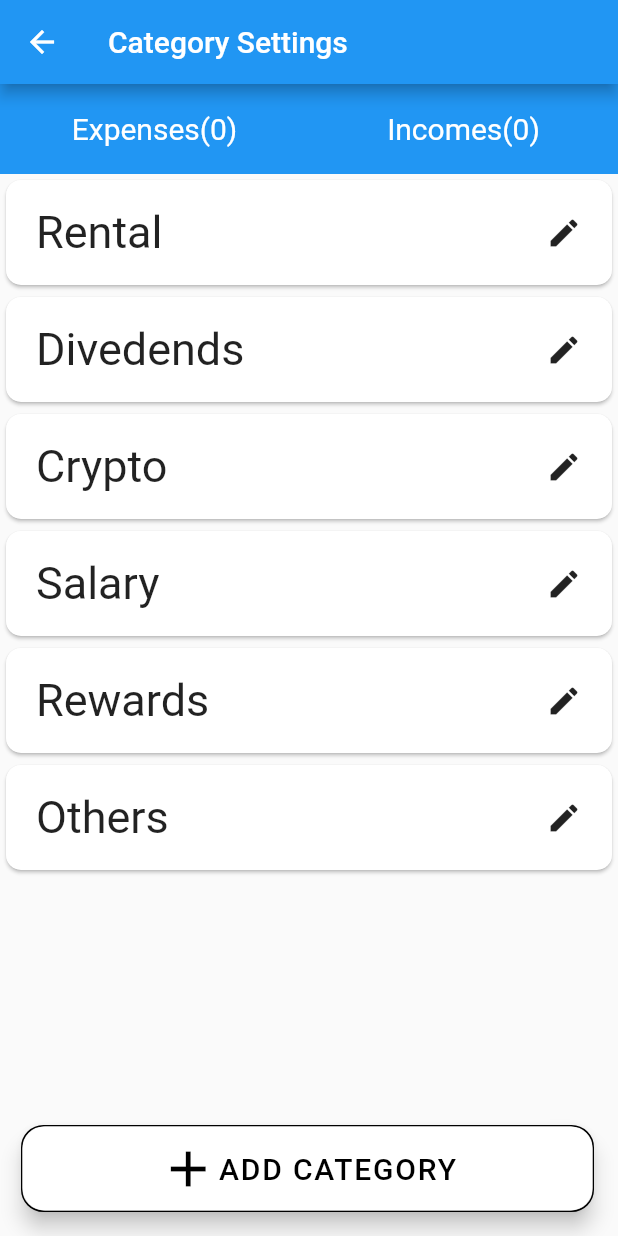
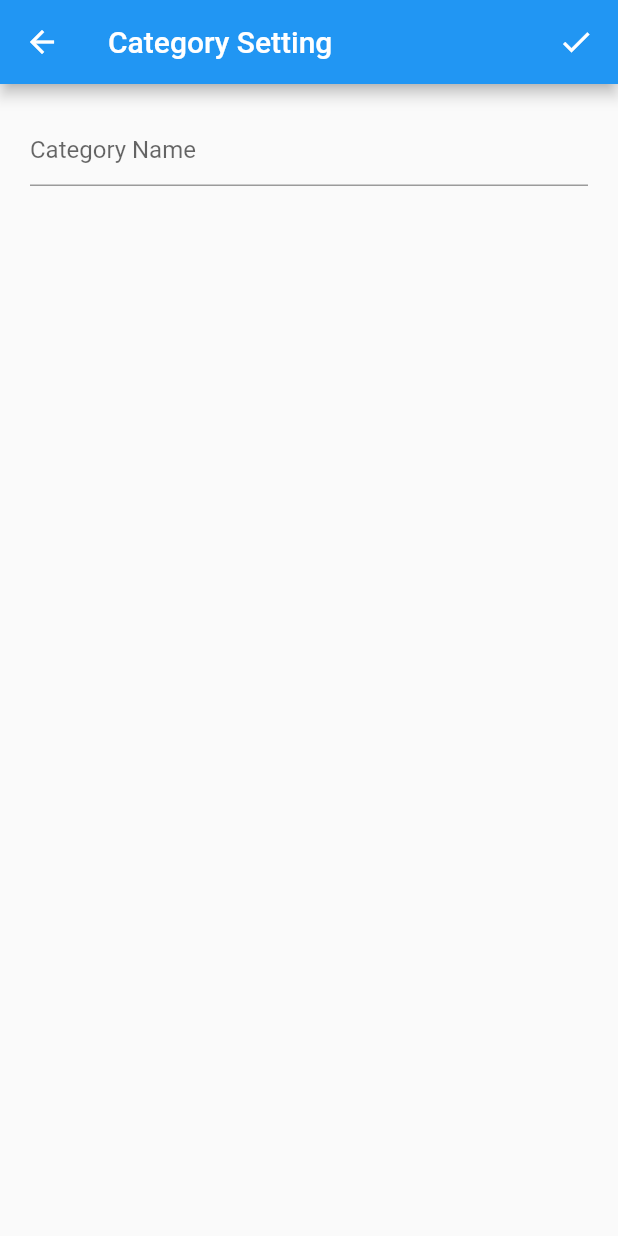
Before and after one commit to SanjilSaurav/budget_app, a Flutter app: the CategorySetting screen opened by its route, after a tap on "ADD CATEGORY", on a phone screen of 412 x 824 dp. Run offline on Flutter 3.47's test engine with Material 2 defaults, Android fonts, the phone set to English and light mode, and no system bars.

Commit message:
Created add_category screen.

```diff
--- a/lib/main.dart
+++ b/lib/main.dart
@@ -4,6 +4,7 @@ import 'package:budget_app/screens/add_expense_income.dart';
 import 'screens/routing.dart' as routing;
 import 'screens/home_screen.dart';
 import 'screens/chart_screen.dart';
+import 'screens/add_category.dart';
 
 void main() {
   runApp(const MyApp());
@@ -26,7 +27,7 @@ class MyApp extends StatelessWidget {
         // "hot reload" (press "r" in the console where you ran "flutter run",
         // or simply save your changes to "hot reload" in a Flutter IDE).
         // Notice that the counter didn't reset back to zero; the application
-        // is not restarted.
+        // is not restarted
         primarySwatch: Colors.blue,
       ),
       home: const MyHomePage(title: 'Flutter Demo Home Page'),
@@ -34,6 +35,7 @@ class MyApp extends StatelessWidget {
         routing.addExpenseIncomeId: (context) => AddExpenseIncome(),
         routing.categorySettingId: (context) => CategorySetting(),
         routing.chartId: (context) => Chart(),
+        routing.addCategoryId: (context) => AddCategory(),
         }
     );
   }
--- /dev/null
+++ b/lib/screens/add_category.dart
@@ -0,0 +1,39 @@
+import 'package:flutter/material.dart';
+
+class AddCategory extends StatefulWidget{
+  const AddCategory({Key? key}): super(key: key);
+
+  @override
+  _AddCategoryState createState() => _AddCategoryState();
+}
+
+class _AddCategoryState extends State<AddCategory>{
+  @override
+  Widget build(BuildContext context){
+    return Scaffold(
+      appBar: AppBar(
+        title: Row(
+          children: [
+            Expanded(
+                child: Text("Category Setting")
+            ),
+            Expanded(
+                child: Align(
+                  alignment: AlignmentDirectional.centerEnd,
+                  child: Icon(Icons.check),
+                )
+            )
+          ],
+        ),
+      ),
+      body: Container(
+        padding: EdgeInsets.all(20),
+        child: TextField(
+          decoration: InputDecoration(
+            hintText: "Category Name"
+          ),
+        )
+      ),
+    );
+  }
+}
--- a/lib/screens/category_setting.dart
+++ b/lib/screens/category_setting.dart
@@ -1,3 +1,4 @@
+import 'package:budget_app/screens/routing.dart';
 import 'package:flutter/material.dart';
 
 class CategorySetting extends StatefulWidget{
@@ -12,6 +13,7 @@ class _CategorySettingState extends State<CategorySetting> {
 
   void _tappedIncome(){
     print("Income");
+    print(MediaQuery.of(context).size.width);
     setState(() {
       isExpense = false;
     });
@@ -65,7 +67,7 @@ class _CategorySettingState extends State<CategorySetting> {
             ),
           ),
           Flexible(
-            child: isExpense ? ExpensesCategories() : IncomeCategories(),
+            child: isExpense ? const ExpensesCategories() : const IncomeCategories(),
           )
         ],
       ),
@@ -104,7 +106,9 @@ class _ExpensesCategoriesState extends State<ExpensesCategories>{
         ),
         child: FloatingActionButton(
           backgroundColor: Colors.white,
-          onPressed: (){},
+          onPressed: (){
+            Navigator.pushNamed(context, addCategoryId);
+          },
           shape: RoundedRectangleBorder(
             borderRadius: BorderRadius.all(Radius.circular(15.0))
           ),
@@ -157,7 +161,9 @@ class _IncomeCategoriesState extends State<IncomeCategories>{
           ),
           child: FloatingActionButton(
               backgroundColor: Colors.white,
-              onPressed: (){},
+              onPressed: (){
+                Navigator.pushNamed(context, addCategoryId);
+              },
               shape: RoundedRectangleBorder(
                   borderRadius: BorderRadius.all(Radius.circular(15.0))
               ),
--- a/lib/screens/routing.dart
+++ b/lib/screens/routing.dart
@@ -1,3 +1,4 @@
 const String addExpenseIncomeId = "addExpenseIncome";
 const String categorySettingId = "categorySetting";
 const String chartId = "chart";
+const String addCategoryId = "addCategory";
```
